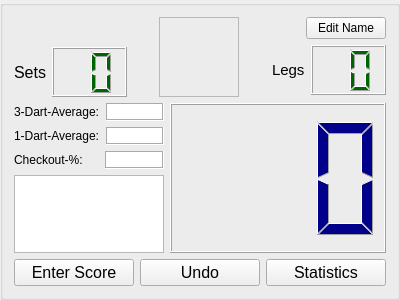
Old version of the form groupbox_player.ui in the repository m1ld3/dartomato.
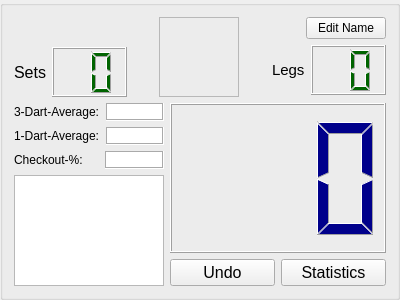
New version of the form. Custom widgets are drawn as their Qt base class.

What changed in the file:
```diff
--- a/groupbox_player.ui
+++ b/groupbox_player.ui
@@ -13,7 +13,7 @@
   <property name="windowTitle">
    <string>GroupBox</string>
   </property>
-  <layout class="QVBoxLayout" name="verticalLayout_4">
+  <layout class="QVBoxLayout" name="verticalLayout_5">
    <item>
     <layout class="QHBoxLayout" name="horizontalLayout_6">
      <item>
@@ -397,6 +397,8 @@
       </layout>
      </item>
      <item>
+      <layout class="QVBoxLayout" name="verticalLayout_4">
+       <item>
       <widget class="QLCDNumber" name="lcdNumber">
        <property name="sizePolicy">
         <sizepolicy hsizetype="Expanding" vsizetype="Expanding">
@@ -423,22 +425,8 @@
        </property>
       </widget>
      </item>
-    </layout>
-   </item>
    <item>
     <layout class="QHBoxLayout" name="horizontalLayout">
-     <item>
-      <widget class="QPushButton" name="pushButton_score">
-       <property name="font">
-        <font>
-         <pointsize>12</pointsize>
-        </font>
-       </property>
-       <property name="text">
-        <string>Enter Score</string>
-       </property>
-      </widget>
-     </item>
      <item>
       <widget class="QPushButton" name="pushButton_undo">
        <property name="font">
@@ -462,6 +450,10 @@
         <string>Statistics</string>
        </property>
       </widget>
+         </item>
+        </layout>
+       </item>
+      </layout>
      </item>
     </layout>
    </item>
```
Lines whose indentation alone changed are shown as unchanged.
